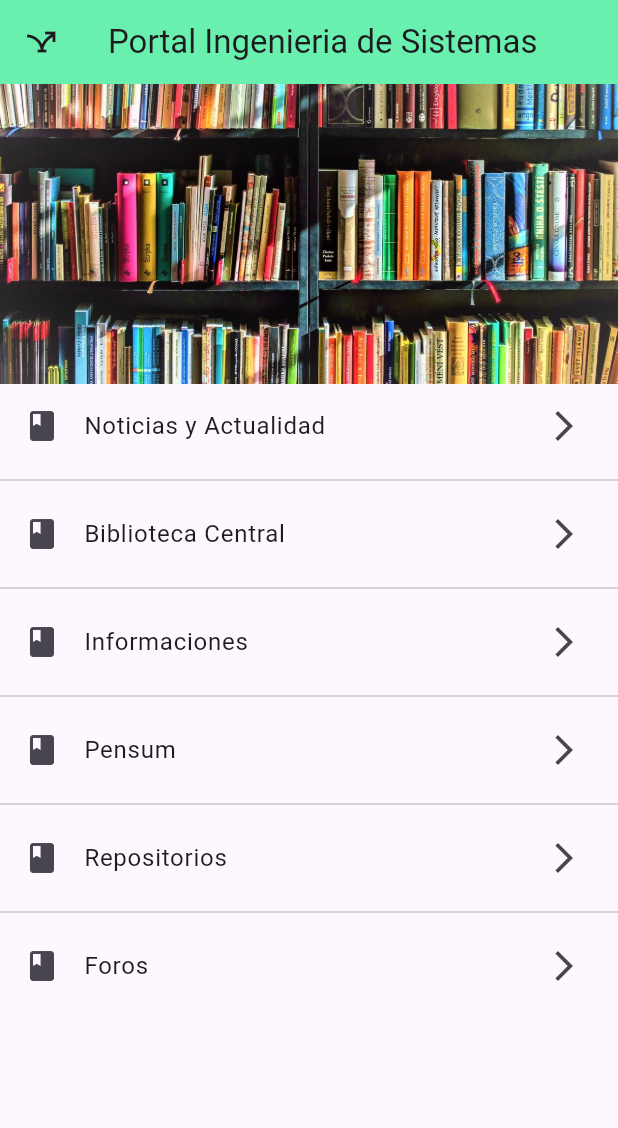
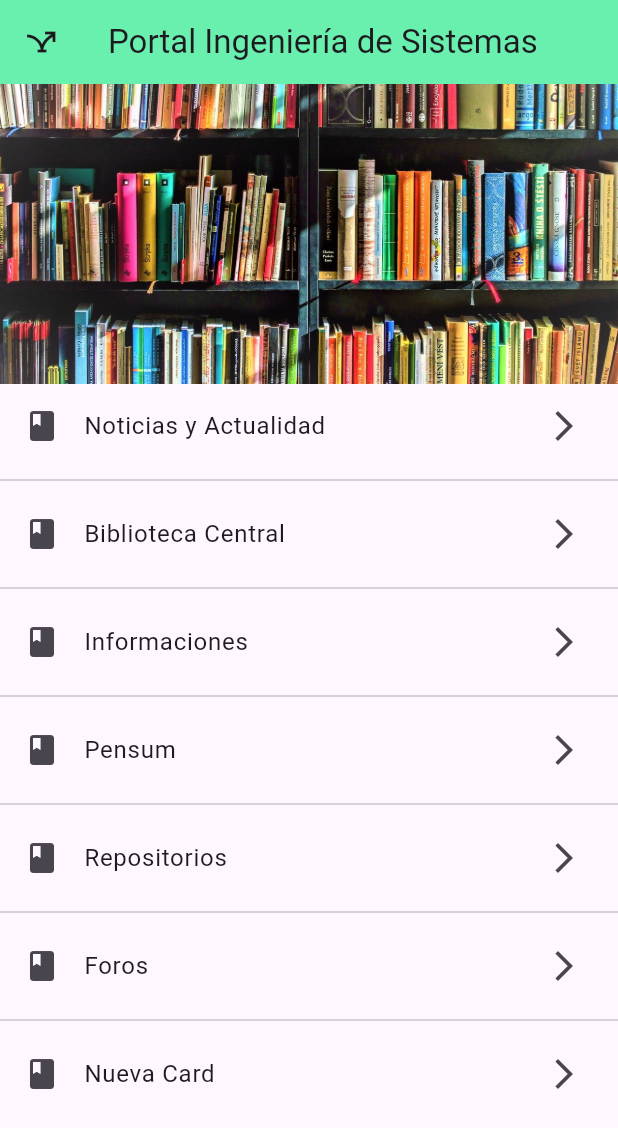
Before and after one commit to AndyContreras14/moviles, a Flutter app: the screen it shows after launch, on a phone screen of 412 x 824 dp. Shown: the top 1128 px of the screen. Run offline on Flutter 3.47's test engine with Material 3 defaults, Android fonts, the light colour scheme and no system bars.

Commit message:
Andy Contreras

```diff
--- a/lib/main.dart
+++ b/lib/main.dart
@@ -1,7 +1,3 @@
-
-
-
-
 import 'package:app1/routes/app_routes.dart';
 import 'package:flutter/material.dart';
 //import 'package:app1/screens/screens.dart';
--- a/lib/routes/app_routes.dart
+++ b/lib/routes/app_routes.dart
@@ -11,6 +11,8 @@ class AppRoutes {
 'Alert': (BuildContext context) => AlertScreen(),
 'Card': (BuildContext context) => CardScreen(),
 'Informacion': (BuildContext context) => InformacionScreen(),
+'nueva_card': (BuildContext context) => NuevaCardScreen(),
+
 };
  static Route<dynamic> onGenerateRoute(RouteSettings setting){
   return MaterialPageRoute(builder: (context)=> AlertScreen());
--- a/lib/screens/home_screen.dart
+++ b/lib/screens/home_screen.dart
@@ -8,6 +8,7 @@ class HomeScreem extends StatelessWidget {
     'Pensum',
     'Repositorios',
     'Foros',
+    'Nueva Card',
   ];
 
   final List<String> imageList = [
@@ -18,14 +19,26 @@ class HomeScreem extends StatelessWidget {
     'assets/images/blueyhaloween.jpg',
   ];
 
+  // Mapa para asociar las opciones con las rutas nombradas
+  final Map<String, String> routeMap = {
+    'Noticias y Actualidad': 'alert',
+    'Biblioteca Central': 'biblioteca',
+    'Informaciones': 'informacion',
+    'Pensum': 'pensum',
+    'Repositorios': 'repositorios',
+    'Foros': 'foros',
+    'Nueva Card': 'nueva_card',
+  };
+
   HomeScreem({super.key});
+
   @override
   Widget build(BuildContext context) {
     return Scaffold(
       appBar: AppBar(
-        title: Text("Portal Ingenieria de Sistemas"),
+        title: const Text("Portal Ingeniería de Sistemas"),
         backgroundColor: Colors.greenAccent,
-        leading: Icon(Icons.airline_stops_outlined),
+        leading: const Icon(Icons.airline_stops_outlined),
       ),
       body: Column(
         children: [
@@ -41,21 +54,26 @@ class HomeScreem extends StatelessWidget {
           Expanded(
             child: ListView.separated(
               itemBuilder: (context, index) {
+                final option = options[index];
                 return ListTile(
-                  title: Text(options[index]),
-                  leading: Icon(Icons.book),
-                  trailing: Icon(Icons.arrow_forward_ios),
+                  title: Text(option),
+                  leading: const Icon(Icons.book),
+                  trailing: const Icon(Icons.arrow_forward_ios),
                   onTap: () {
-                    ScaffoldMessenger.of(context).showSnackBar(
-                      SnackBar(
-                        content: Text('Seleccionaste: ${options[index]}'),
-                        duration: Duration(seconds: 2),
-                      ),
-                    );
+                    final routeName = routeMap[option];
+                    if (routeName != null) {
+                      Navigator.pushNamed(context, routeName);
+                    } else {
+                      ScaffoldMessenger.of(context).showSnackBar(
+                        SnackBar(
+                          content: Text('Ruta no encontrada para: $option'),
+                        ),
+                      );
+                    }
                   },
                 );
               },
-              separatorBuilder: (context, index) => Divider(),
+              separatorBuilder: (context, index) => const Divider(),
               itemCount: options.length,
             ),
           ),
--- a/lib/screens/screens.dart
+++ b/lib/screens/screens.dart
@@ -7,3 +7,4 @@ export 'package:app1/screens/informacion_screen.dart';
 export 'package:app1/screens/pensum_screen.dart';
 export 'package:app1/screens/repositorios_screen.dart';
 export 'package:app1/screens/home_screen_prueba.dart';
+export 'package:app1/screens/nueva_card_screen.dart';
--- /dev/null
+++ b/lib/widget/widget.dart
@@ -0,0 +1 @@
+export 'package:app1/widget/custom_tarjeta2.dart';
```
Also changed, not shown: lib/screens/nueva_card_screen.dart (added, +35 -0 lines), lib/widget/custom_tarjeta2.dart (added, +40 -0 lines).
